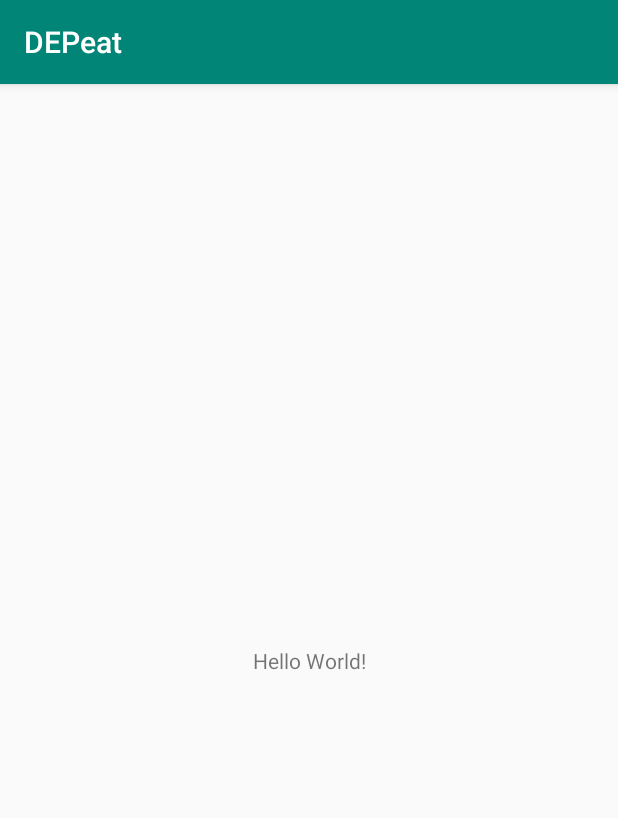
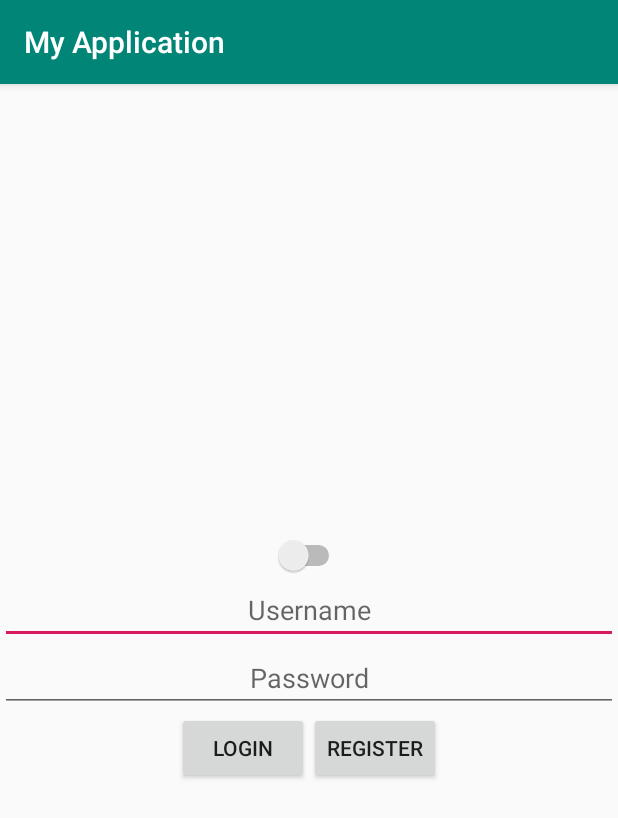
Before and after one commit to Antonino998/DEPeat, an Android app: the screen it shows after launch (MainActivity), on a phone screen of 412 x 824 dp. Shown: the top 818 px of the screen. Run offline under Robolectric (Android 15) with nearby library versions, the phone set to English and light mode, and no system bars.

Commit message:
first commit

```diff
--- a/app/src/main/java/com/example/depeat/MainActivity.java
+++ b/app/src/main/java/com/example/depeat/MainActivity.java
@@ -1,13 +1,107 @@
 package com.example.depeat;
 
+import android.content.Intent;
+import android.graphics.Color;
 import android.support.v7.app.AppCompatActivity;
 import android.os.Bundle;
+import android.util.Log;
+import android.util.Patterns;
+import android.view.View;
+import android.widget.Button;
+import android.widget.CompoundButton;
+import android.widget.EditText;
+import android.widget.LinearLayout;
+import android.widget.Switch;
+import android.widget.Toast;
 
-public class MainActivity extends AppCompatActivity {
+ public  class MainActivity extends AppCompatActivity implements  View.OnClickListener{
+        LinearLayout ln;
+        Button loginBtn;
+        Button register;
+        EditText mail_ed;
+        EditText psw_ed;
+        Intent openpage1;
+        Intent  opemRegister;
+        Switch swBackground;
+        @Override
+        protected void onCreate(Bundle savedInstanceState) {
+            super.onCreate(savedInstanceState);
+            setContentView(R.layout.activity_main); // quale layaut voglio mostrare
+            loginBtn = findViewById(R.id.login_btn);
+            register = findViewById(R.id.register_botton);
 
-    @Override
-    protected void onCreate(Bundle savedInstanceState) {
-        super.onCreate(savedInstanceState);
-        setContentView(R.layout.activity_main);
+            mail_ed = findViewById(R.id.email_text);
+            psw_ed = findViewById(R.id.password_text);
+
+            swBackground=findViewById(R.id.cb_activity);
+            ln = findViewById(R.id.linear_pricipale);
+
+            if (!hasInvitationCode()){
+                register.setVisibility(View.INVISIBLE);
+            }
+
+            loginBtn.setOnClickListener(this); //
+            register.setOnClickListener(this);
+            swBackground.setOnCheckedChangeListener(new CompoundButton.OnCheckedChangeListener() {
+                @Override
+                public void onCheckedChanged(CompoundButton buttonView, boolean isChecked) {
+                    cambiaSfondo(isChecked);
+                }
+            });
+
+            Log.i("Lifecycle","Activity created");
+
+
+        }
+        private void cambiaSfondo(boolean isChecked){
+            ln.setId(R.id.linear_pricipale);
+            if(isChecked) {
+                ln.setBackgroundColor(Color.GREEN);
+            }else
+                ln.setBackgroundColor(Color.WHITE);
+
+        }
+        void showToast(String testo){
+            Toast.makeText(this,testo, Toast.LENGTH_LONG).show();
+        }
+
+        private boolean hasInvitationCode(){
+            return true;
+        }
+
+        private boolean controlEmail(String mail){
+            return Patterns.EMAIL_ADDRESS.matcher(mail).matches();
+        }
+
+        @Override
+        public void onClick(View v) {
+            if(v.getId() == R.id.login_btn){
+                doLogin();
+                String email=mail_ed.getText().toString();
+
+                openpage1 = new Intent(MainActivity.this,VisualActivity.class);
+                openpage1.putExtra("email",email);
+                startActivity(openpage1);
+            }
+
+            else if(v.getId() == R.id.register_botton) {
+                opemRegister = new Intent(this, RgisterActivity.class);
+                startActivity(opemRegister);
+            }
+
+        }
+
+        private void doLogin() {
+            String mail=mail_ed.getText().toString();
+
+            if(controlEmail(mail) && psw_ed.getText().toString().length()>7){
+
+                showToast("Credenziali corrette");
+
+            }
+
+            else{
+
+                showToast("Credenziali errate o incorrette");
+            }}
     }
-}
--- /dev/null
+++ b/app/src/main/java/com/example/depeat/Utilities.java
@@ -0,0 +1,4 @@
+package com.example.depeat;
+
+public class Utilities {
+}
--- a/app/src/main/res/layout/activity_main.xml
+++ b/app/src/main/res/layout/activity_main.xml
@@ -3,16 +3,62 @@
     xmlns:app="http://schemas.android.com/apk/res-auto"
     xmlns:tools="http://schemas.android.com/tools"
     android:layout_width="match_parent"
-    android:layout_height="match_parent"
-    tools:context=".MainActivity">
+    android:layout_height="match_parent">
 
-    <TextView
-        android:layout_width="wrap_content"
-        android:layout_height="wrap_content"
-        android:text="Hello World!"
-        app:layout_constraintBottom_toBottomOf="parent"
-        app:layout_constraintLeft_toLeftOf="parent"
-        app:layout_constraintRight_toRightOf="parent"
-        app:layout_constraintTop_toTopOf="parent" />
+
+    <LinearLayout
+        android:layout_width="match_parent"
+        android:layout_height="match_parent"
+        android:orientation="vertical"
+        android:gravity="center"
+        android:id="@+id/linear_pricipale">
+        <Switch
+            android:layout_width="wrap_content"
+            android:layout_height="wrap_content"
+            android:id="@+id/cb_activity"/>
+
+
+        <EditText
+            android:layout_width="match_parent"
+            android:layout_height="wrap_content"
+            android:hint="@string/username"
+            android:inputType="text"
+            android:gravity="center"
+            android:id="@+id/email_text"/>
+
+        <EditText
+            android:layout_width="match_parent"
+            android:layout_height="wrap_content"
+            android:inputType="textPassword"
+            android:hint="@string/password"
+            android:gravity="center"
+            android:id="@+id/password_text"
+
+            />
+
+        <LinearLayout
+            android:layout_width="match_parent"
+            android:layout_height="wrap_content"
+            android:orientation="horizontal"
+            android:gravity="center">
+
+            <Button
+                android:layout_width="wrap_content"
+                android:layout_height="wrap_content"
+                android:text="@string/login"
+                android:id="@+id/login_btn"/>
+
+            <Button
+                android:layout_width="wrap_content"
+                android:layout_height="wrap_content"
+                android:text="@string/register"
+                android:id="@+id/register_botton"/>
+
+        </LinearLayout>
+
+
+    </LinearLayout>
+
+
 
 </android.support.constraint.ConstraintLayout>
--- a/app/src/main/res/values/strings.xml
+++ b/app/src/main/res/values/strings.xml
@@ -1,3 +1,12 @@
 <resources>
-    <string name="app_name">DEPeat</string>
+    <string name="app_name">My Application</string>
+    <string name="username"> Username</string>
+    <string name="password">Password</string>
+    <string name="login">Login</string>
+    <string name="register">Register</string>
+    <string name="registra_nome">Inserisci nome</string>
+    <string name="registra_cognome">Inserisci cognome</string>
+    <string name="conferma_password"> Conferma Password</string>
+    <string name="numero_telefono">Numero Tel</string>
+
 </resources>
```
Also changed, not shown: app/src/main/java/com/example/depeat/RgisterActivity.java (added, +80 -0 lines), app/src/main/res/layout/register_activity.xml (added, +48 -0 lines).
